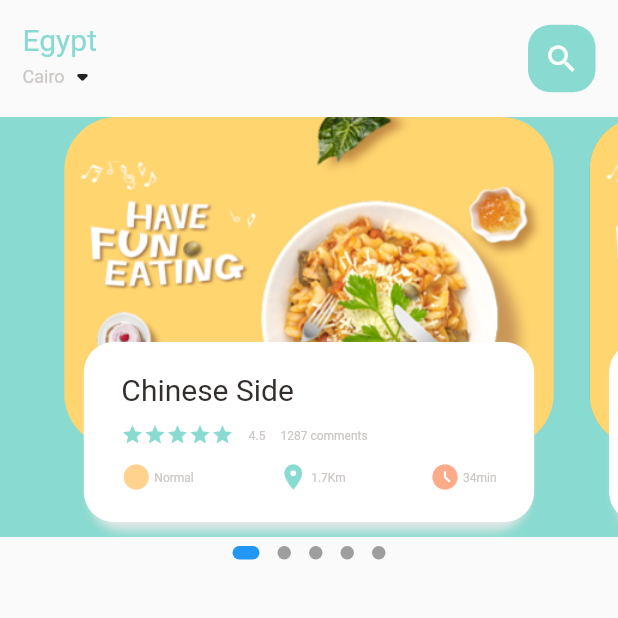
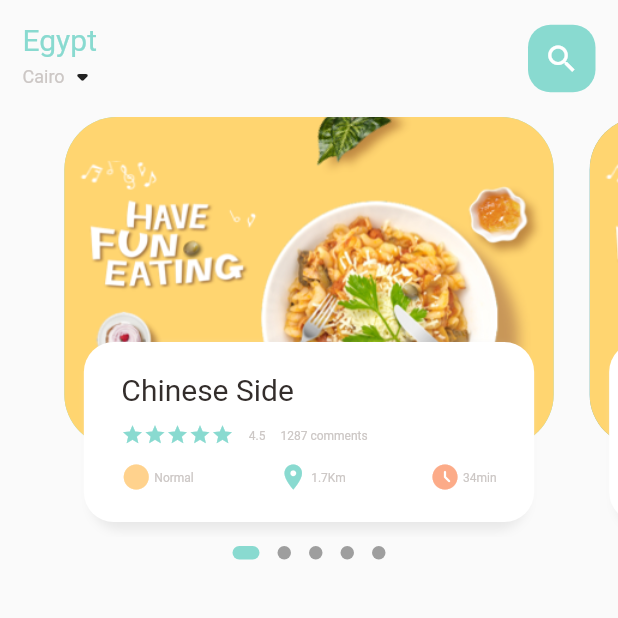
Before and after one commit to JJAHMEDAMER/food-delivery-app, a Flutter app: the screen it shows after launch, on a phone screen of 412 x 824 dp, the top half of it. Run offline on Flutter 3.47's test engine with Material 2 defaults, Android fonts, the phone set to English and light mode, and no system bars; drawn by our look-alikes of dots_indicator.

Commit message:
app colors

```diff
--- a/lib/pages/home_page/main_card_center.dart
+++ b/lib/pages/home_page/main_card_center.dart
@@ -38,7 +38,6 @@ class _MainCardCenterState extends State<MainCardCenter> {
           // page builder is for the scrolling
           // stack widget allows for elements to be on top of each other
           height: 280,
-          color: AppColors.mainColor,
           child: PageView.builder(
               controller: pageController, // show a part of the next card
               //note that the space between is from the margin and page view has nothing to do with the spaces
@@ -51,6 +50,7 @@ class _MainCardCenterState extends State<MainCardCenter> {
           dotsCount: 5,
           position: _currentPageValue,
           decorator: DotsDecorator(
+            activeColor: AppColors.mainColor,
             size: const Size.square(9.0),
             activeSize: const Size(18.0, 9.0),
             activeShape: RoundedRectangleBorder(
```
